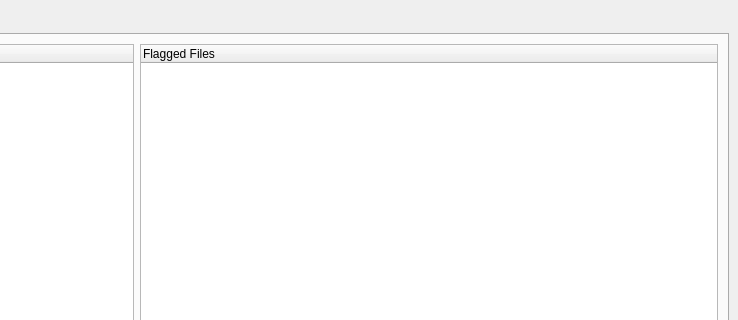
Before: the Qt Designer form src/mainwindow.ui in Olafseisler/sensitive-data-deleter, drawn with Qt 5; both pictures show x 464 to 1202 and y 0 to 320 of the 1202 by 555 pixel window.
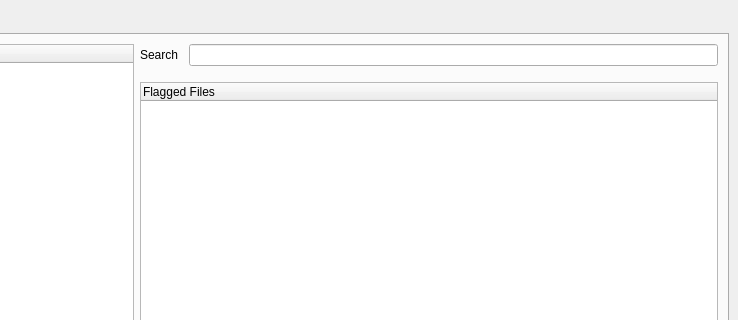
After: the same form once the commit is applied. The open tabs and pages were chosen to show the change.

Commit message: Added search box for filtering flagged files.

What changed in the file:
```diff
--- a/src/mainwindow.ui
+++ b/src/mainwindow.ui
@@ -214,10 +214,53 @@
            </layout>
           </item>
           <item>
-           <layout class="QVBoxLayout" name="verticalLayout_4" stretch="0,0,0">
+           <layout class="QVBoxLayout" name="verticalLayout_4" stretch="0,0,0,0,0">
             <property name="spacing">
              <number>1</number>
             </property>
+            <item>
+             <layout class="QHBoxLayout" name="horizontalLayout_9">
+              <item>
+               <widget class="QLabel" name="label_4">
+                <property name="text">
+                 <string>Search</string>
+                </property>
+               </widget>
+              </item>
+              <item>
+               <spacer name="horizontalSpacer">
+                <property name="orientation">
+                 <enum>Qt::Horizontal</enum>
+                </property>
+                <property name="sizeType">
+                 <enum>QSizePolicy::Fixed</enum>
+                </property>
+                <property name="sizeHint" stdset="0">
+                 <size>
+                  <width>10</width>
+                  <height>20</height>
+                 </size>
+                </property>
+               </spacer>
+              </item>
+              <item>
+               <widget class="QLineEdit" name="flaggedSearchBox"/>
+              </item>
+             </layout>
+            </item>
+            <item>
+             <spacer name="verticalSpacer">
+              <property name="orientation">
+               <enum>Qt::Vertical</enum>
+              </property>
+              <property name="sizeHint" stdset="0">
+               <size>
+                <width>20</width>
+                <height>15</height>
+               </size>
+              </property>
+             </spacer>
+            </item>
             <item>
              <widget class="QTreeWidget" name="flaggedFilesTreeWidget">
               <property name="sizePolicy">
```
Left out of the diff: 2 changed lines with no effect on the pictures. The commit also changes 4 other files.
